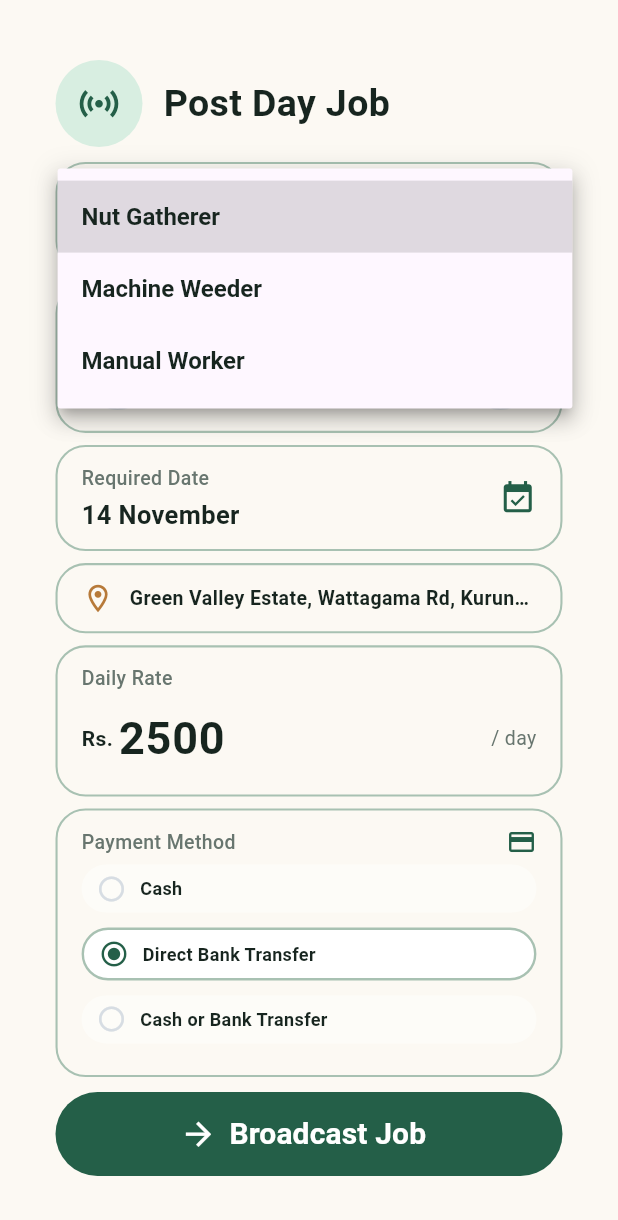
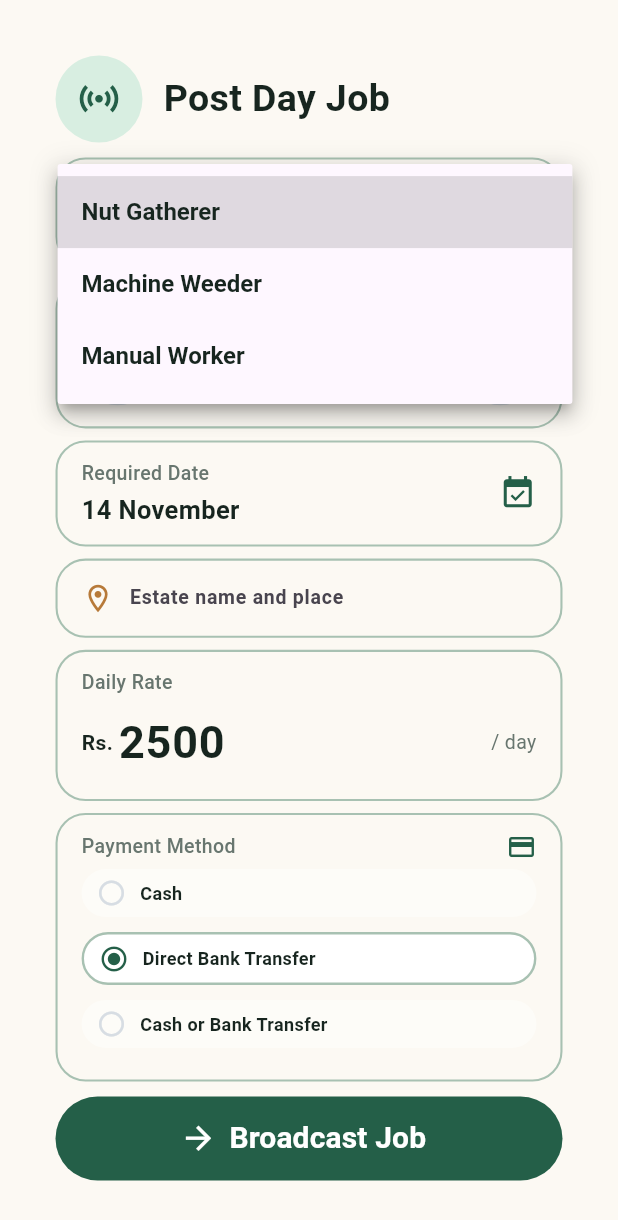
Before and after one commit to MalshiTharukaKarunathilaka/CocoConnect, a Flutter app: the PostDayJobPage screen opened directly with empty values, after a tap on "Nut Gatherer", on a phone screen of 412 x 824 dp. Shown: the top 1220 px of the screen. Run offline on Flutter 3.47's test engine with Material 3 defaults, Android fonts, the phone set to English and light mode, and no system bars; our stand-ins replace flutter_map, latlong2, shared_preferences; missing offline and left inert: geolocator_platform_interface; accounts and stored records are empty; network calls fail; Roboto replaces fonts that are missing (Arial).

Commit message:
Day jobs use real estate values, square calendar dates, Close button, KapConnect spelling
Co-Authored-By: Claude Sonnet 5.5 <noreply@anthropic.com>

```diff
--- a/lib/screens/post_day_job_page.dart
+++ b/lib/screens/post_day_job_page.dart
@@ -1,4 +1,5 @@
 import 'package:flutter/material.dart';
+import '../services/auth_service.dart';
 import '../services/owner_service.dart';
 
 const Color _jobGreen = Color(0xFF245F48);
@@ -22,9 +23,38 @@ class _PostDayJobPageState extends State<PostDayJobPage> {
     text: '2500',
   );
 
+  /// Where the work is: starts as the owner's own estate, and can be edited.
+  final TextEditingController _locationController = TextEditingController();
+
+  @override
+  void initState() {
+    super.initState();
+    _prefillLocation();
+  }
+
+  Future<void> _prefillLocation() async {
+    final String own = AuthService.currentUser?.location?.trim() ?? '';
+    _locationController.text = own;
+    try {
+      final estate = await OwnerService.getEstate();
+      final String place = (estate.location ?? own).trim();
+      final String text = [
+        if (estate.estateName.trim().isNotEmpty) estate.estateName.trim(),
+        if (place.isNotEmpty) place,
+      ].join(', ');
+      // Do not overwrite something the owner has already started typing.
+      if (mounted && _locationController.text.trim() == own) {
+        _locationController.text = text;
+      }
+    } catch (_) {
+      // Keep the account's own location.
+    }
+  }
+
   @override
   void dispose() {
     _rateController.dispose();
+    _locationController.dispose();
     super.dispose();
   }
 
@@ -62,12 +92,20 @@ class _PostDayJobPageState extends State<PostDayJobPage> {
       return;
     }
 
+    final String where = _locationController.text.trim();
+    if (where.isEmpty) {
+      ScaffoldMessenger.of(context).showSnackBar(
+        const SnackBar(content: Text('Enter where the work will be')),
+      );
+      return;
+    }
+
     try {
       await OwnerService.createDayJob(
         category: _category,
         workersNeeded: _workers,
         requiredDate: widget.requiredDate,
-        location: 'Green Valley Estate, Wattagama Rd, Kurunegala',
+        location: where,
         dailyRate: rate,
         paymentMethod: _paymentMethod,
       );
@@ -324,10 +362,14 @@ class _PostDayJobPageState extends State<PostDayJobPage> {
           ),
           const SizedBox(width: 10),
           Expanded(
-            child: Text(
-              'Green Valley Estate, Wattagama Rd, Kurunegala',
+            child: TextField(
+              controller: _locationController,
               maxLines: 1,
-              overflow: TextOverflow.ellipsis,
+              decoration: const InputDecoration(
+                isDense: true,
+                border: InputBorder.none,
+                hintText: 'Estate name and place',
+              ),
               style: const TextStyle(
                 color: _jobInk,
                 fontSize: 13,
```
Also changed, not shown: lib/screens/estate_owner_calendar_page.dart (+34 -31 lines), lib/screens/service_schedule_page.dart (+16 -13 lines), lib/screens/worker_dashboard.dart (+5 -3 lines), 2 other files.
